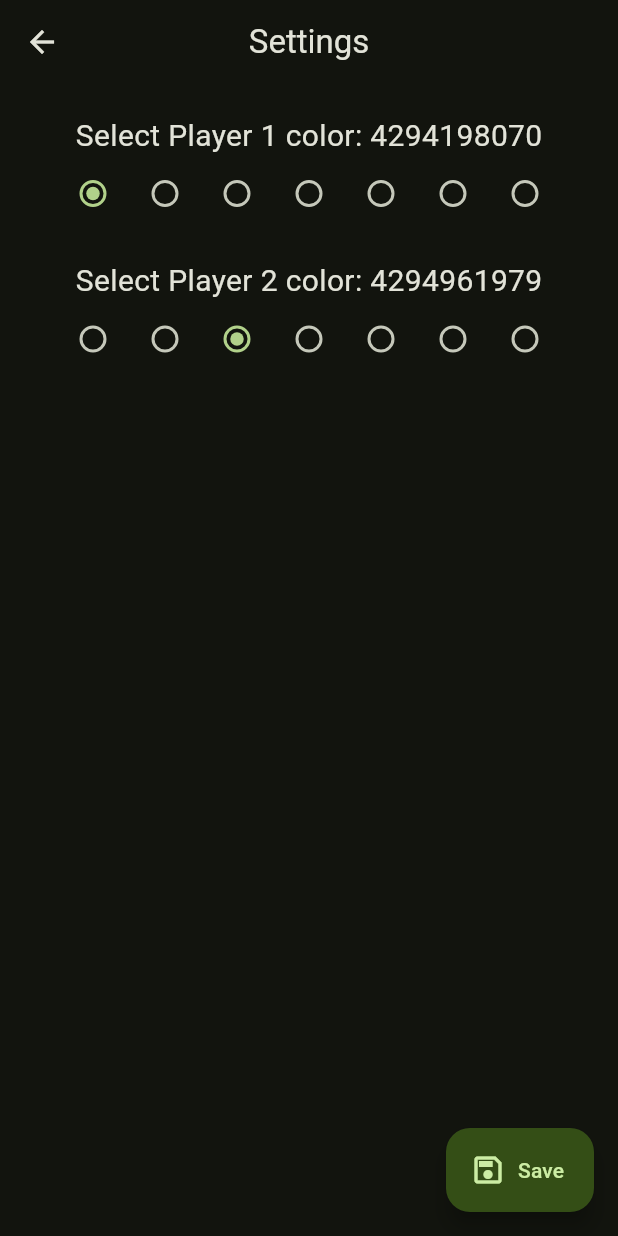
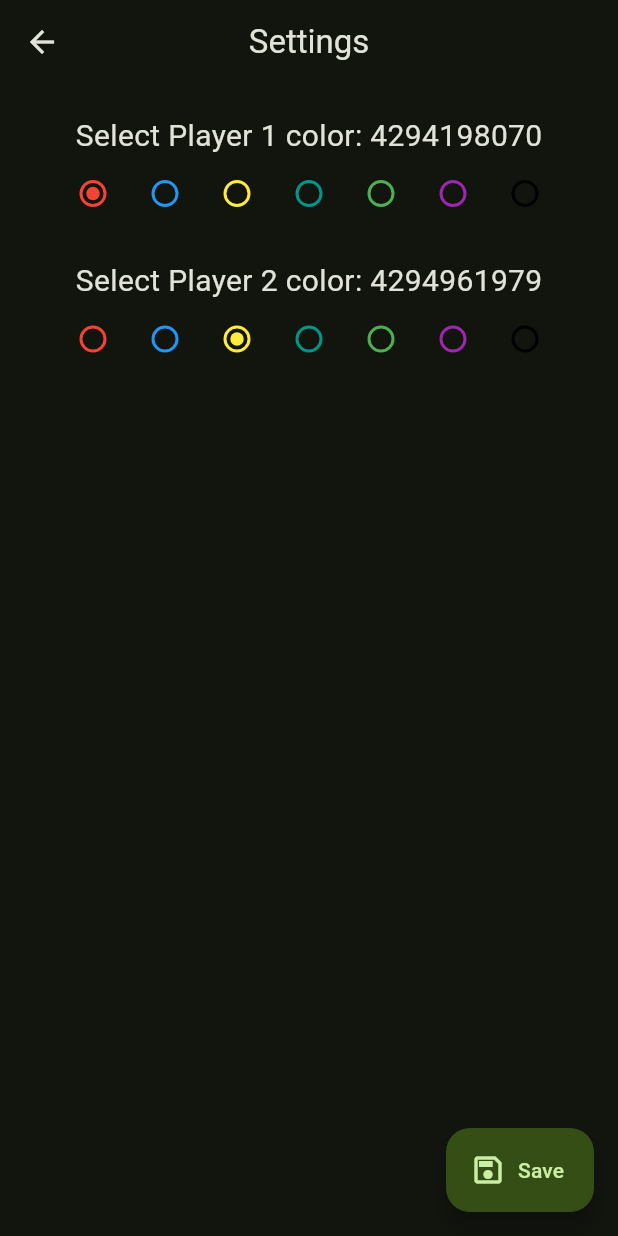
Before and after one commit to Aayushstha03/flutterFireConnectFour, a Flutter app: the SettingsPage screen opened directly, on a phone screen of 412 x 824 dp. Run offline on Flutter 3.47's test engine with Material 3 defaults, Android fonts, the light colour scheme and no system bars; our stand-ins replace flutter_bloc.

Commit message:
added logic for seperate color selection and ui navigation

```diff
--- a/lib/ScreenParts/Bar.dart
+++ b/lib/ScreenParts/Bar.dart
@@ -5,7 +5,7 @@ import 'package:connect4/ScreenParts/cubit/cubit.dart';
 import 'package:flutter/material.dart';
 import 'package:flutter_bloc/flutter_bloc.dart';
 
-import '../Connect4Screen.dart';
+import 'Connect4Screen.dart';
 import 'Cell.dart';
 import 'cubit/state.dart';
 
--- a/lib/Connect4Screen.dart
+++ b/lib/ScreenParts/Connect4Screen.dart
@@ -4,7 +4,7 @@
 import 'package:flutter/cupertino.dart';
 import 'package:flutter/material.dart';
 
-import 'ScreenParts/board.dart';
+import 'board.dart';
 
 class Connect4Screen extends StatelessWidget {
   const Connect4Screen({Key? key}) : super(key: key);
--- a/lib/settings.dart
+++ b/lib/ScreenParts/settings.dart
@@ -19,7 +19,21 @@ class _SettingsPageState extends State<SettingsPage> {
         centerTitle: true,
       ),
       floatingActionButton: FloatingActionButton.extended(
-        onPressed: () {},
+        onPressed: () {
+          if (playerOne.hashCode == playerTwo.hashCode) {
+            ScaffoldMessenger.of(context).showSnackBar(const SnackBar(
+              content: Text("Invalid! Both players have same color!"),
+              duration: Durations.long1,
+            ));
+          } else {
+            ScaffoldMessenger.of(context).showSnackBar(const SnackBar(
+              content: Text("Saved custom colors!"),
+              duration: Durations.long1,
+            ));
+
+            Navigator.pop(context);
+          }
+        },
         icon: const Icon(Icons.save_outlined),
         label: const Text('Save'),
       ),
@@ -38,6 +52,7 @@ class _SettingsPageState extends State<SettingsPage> {
                 mainAxisAlignment: MainAxisAlignment.center,
                 children: [
                   Radio(
+                    fillColor: MaterialStateProperty.all(Colors.red),
                     value: Colors.red,
                     groupValue: playerOne,
                     onChanged: (value) {
@@ -47,6 +62,7 @@ class _SettingsPageState extends State<SettingsPage> {
                     },
                   ),
                   Radio(
+                    fillColor: MaterialStateProperty.all(Colors.blue),
                     value: Colors.blue,
                     groupValue: playerOne,
                     onChanged: (value) {
@@ -56,6 +72,7 @@ class _SettingsPageState extends State<SettingsPage> {
                     },
                   ),
                   Radio(
+                    fillColor: MaterialStateProperty.all(Colors.yellow),
                     value: Colors.yellow,
                     groupValue: playerOne,
                     onChanged: (value) {
@@ -65,6 +82,7 @@ class _SettingsPageState extends State<SettingsPage> {
                     },
                   ),
                   Radio(
+                    fillColor: MaterialStateProperty.all(Colors.teal),
                     value: Colors.teal,
                     groupValue: playerOne,
                     onChanged: (value) {
@@ -74,6 +92,7 @@ class _SettingsPageState extends State<SettingsPage> {
                     },
                   ),
                   Radio(
+                    fillColor: MaterialStateProperty.all(Colors.green),
                     value: Colors.green,
                     groupValue: playerOne,
                     onChanged: (value) {
@@ -83,6 +102,7 @@ class _SettingsPageState extends State<SettingsPage> {
                     },
                   ),
                   Radio(
+                    fillColor: MaterialStateProperty.all(Colors.purple),
                     value: Colors.purple,
                     groupValue: playerOne,
                     onChanged: (value) {
@@ -92,6 +112,7 @@ class _SettingsPageState extends State<SettingsPage> {
                     },
                   ),
                   Radio(
+                    fillColor: MaterialStateProperty.all(Colors.black),
                     value: Colors.black,
                     groupValue: playerOne,
                     onChanged: (value) {
@@ -117,6 +138,7 @@ class _SettingsPageState extends State<SettingsPage> {
                 mainAxisAlignment: MainAxisAlignment.center,
                 children: [
                   Radio(
+                    fillColor: MaterialStateProperty.all(Colors.red),
                     value: Colors.red,
                     groupValue: playerTwo,
                     onChanged: (value) {
@@ -126,6 +148,7 @@ class _SettingsPageState extends State<SettingsPage> {
                     },
                   ),
                   Radio(
+                    fillColor: MaterialStateProperty.all(Colors.blue),
                     value: Colors.blue,
                     groupValue: playerTwo,
                     onChanged: (value) {
@@ -135,6 +158,7 @@ class _SettingsPageState extends State<SettingsPage> {
                     },
                   ),
                   Radio(
+                    fillColor: MaterialStateProperty.all(Colors.yellow),
                     value: Colors.yellow,
                     groupValue: playerTwo,
                     onChanged: (value) {
@@ -144,6 +168,7 @@ class _SettingsPageState extends State<SettingsPage> {
                     },
                   ),
                   Radio(
+                    fillColor: MaterialStateProperty.all(Colors.teal),
                     value: Colors.teal,
                     groupValue: playerTwo,
                     onChanged: (value) {
@@ -153,6 +178,7 @@ class _SettingsPageState extends State<SettingsPage> {
                     },
                   ),
                   Radio(
+                    fillColor: MaterialStateProperty.all(Colors.green),
                     value: Colors.green,
                     groupValue: playerTwo,
                     onChanged: (value) {
@@ -162,6 +188,7 @@ class _SettingsPageState extends State<SettingsPage> {
                     },
                   ),
                   Radio(
+                    fillColor: MaterialStateProperty.all(Colors.purple),
                     value: Colors.purple,
                     groupValue: playerTwo,
                     onChanged: (value) {
@@ -171,6 +198,7 @@ class _SettingsPageState extends State<SettingsPage> {
                     },
                   ),
                   Radio(
+                    fillColor: MaterialStateProperty.all(Colors.black),
                     value: Colors.black,
                     groupValue: playerTwo,
                     onChanged: (value) {
--- a/lib/ScreenParts/welcome.dart
+++ b/lib/ScreenParts/welcome.dart
@@ -1,7 +1,7 @@
-import 'package:connect4/settings.dart';
+import 'package:connect4/ScreenParts/settings.dart';
 import 'package:flutter/material.dart';
 
-import '../Connect4Screen.dart';
+import 'Connect4Screen.dart';
 import 'Bar.dart';
 
 class Welcome extends StatelessWidget {
```
Also changed, not shown: lib/ScreenParts/cubit/cubit.dart (+8 -0 lines).
